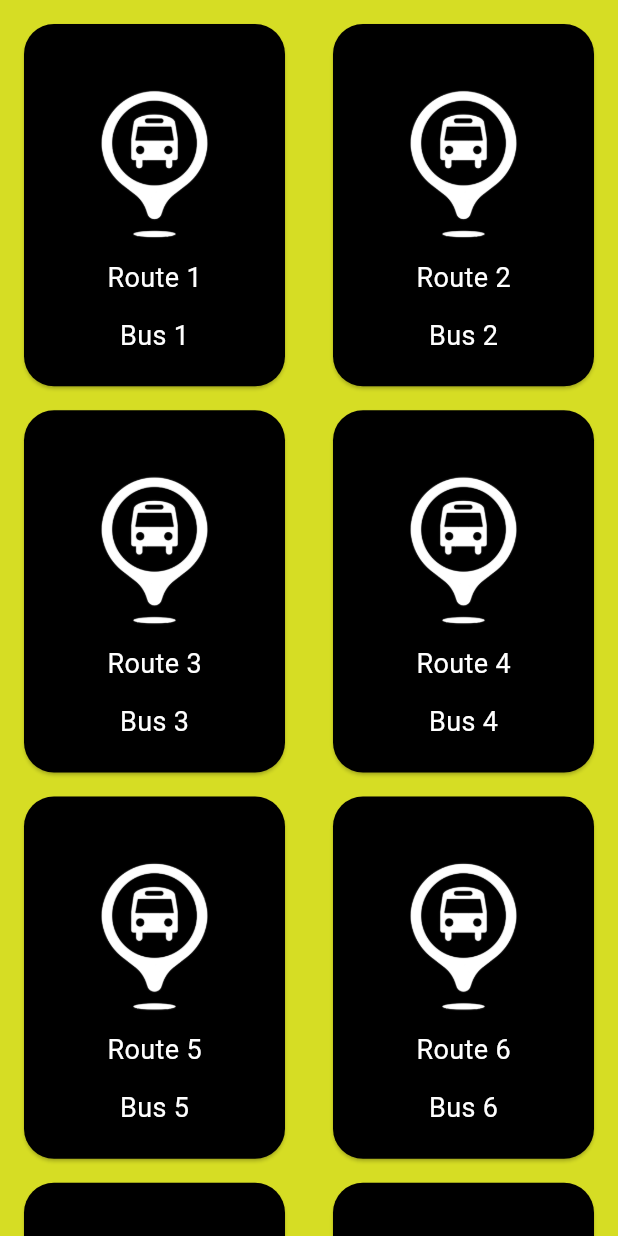
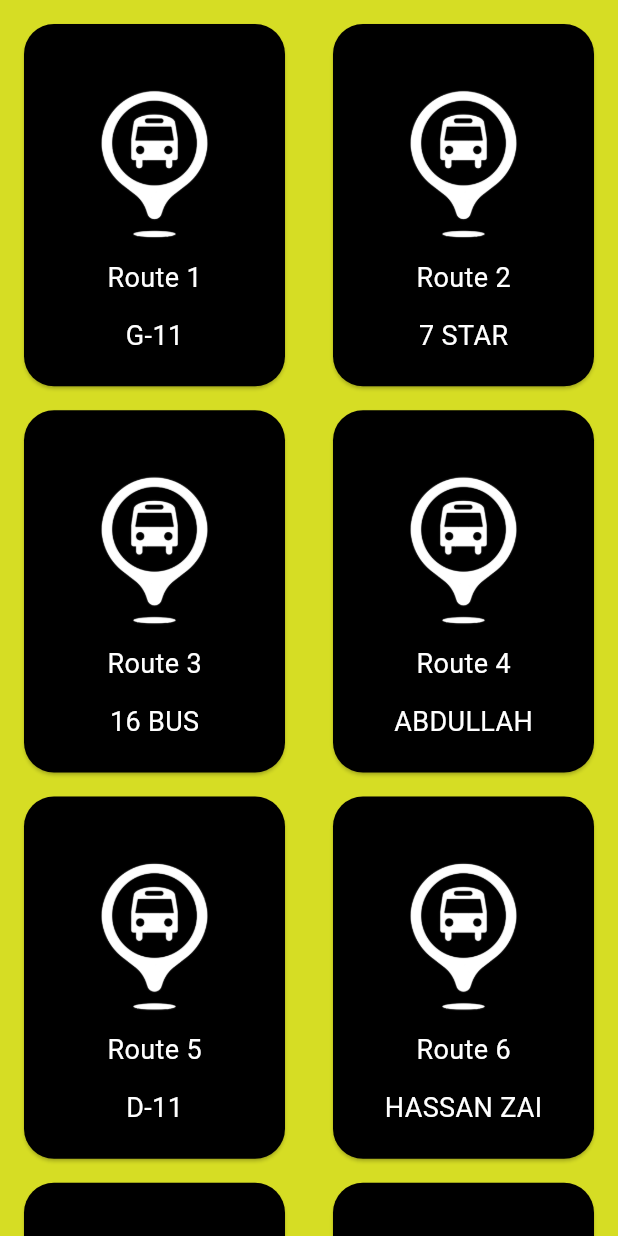
Before and after one commit to Khubaib2002/KHI-Bus-Routes, a Flutter app: the Explore screen opened directly, on a phone screen of 412 x 824 dp. Run offline on Flutter 3.47's test engine with Material 3 defaults, Android fonts, the phone set to English and light mode, and no system bars; missing offline and left inert: custom_signin_buttons.

Commit message:
added more pngs

```diff
--- a/lib/routes.dart
+++ b/lib/routes.dart
@@ -13,14 +13,21 @@ class Explore extends StatefulWidget {
 class _Rscreen extends State<Explore>{
 
   List<Quote> quotes = [
-  Quote('Route 1', 'Bus 1', 'assets/image1en.png', 'assets/image1ur.png'),
-  Quote('Route 2', 'Bus 2', 'assets/7Star.png', 'assets/image1ur.png'),
-  Quote('Route 3', 'Bus 3', 'assets/16 Bus.png', 'assets/image1ur.png'),
-  Quote('Route 4', 'Bus 4', 'assets/Abdullah.png', 'assets/image1ur.png'),
-  Quote('Route 5', 'Bus 5', 'assets/D-11.png', 'assets/image1ur.png'),
-  Quote('Route 6', 'Bus 6', 'assets/G-27.png', 'assets/image1ur.png'),
-  Quote('Route 7', 'Bus 7', 'assets/Hassanzai.png', 'assets/image1ur.png'),
-  Quote('Route 8', 'Bus 8', 'assets/Mawrat.png', 'assets/image1ur.png'),
+  Quote('Route 1', 'G-11', 'assets/image1en.png', 'assets/image1ur.png'),
+  Quote('Route 2', '7 STAR', 'assets/7Star.png', 'assets/image1ur.png'),
+  Quote('Route 3', '16 BUS', 'assets/16 Bus.png', 'assets/image1ur.png'),
+  Quote('Route 4', 'ABDULLAH', 'assets/Abdullah.png', 'assets/image1ur.png'),
+  Quote('Route 5', 'D-11', 'assets/D-11.png', 'assets/image1ur.png'),
+  Quote('Route 6', 'HASSAN ZAI', 'assets/Hassanzai.png', 'assets/image1ur.png'),
+  Quote('Route 7', 'G-27' , 'assets/G-27.png', 'assets/image1ur.png'),
+  Quote('Route 8', 'MAWRAT', 'assets/Mawrat.png', 'assets/image1ur.png'),
+  Quote('Route 9', '11-C', 'assets/11C.png', 'assets/image1ur.png'),
+  Quote('Route 10', 'G-3', 'assets/G-3.png', 'assets/image1ur.png'),
+  Quote('Route 11', 'G-17', 'assets/G-17.png', 'assets/image1ur.png'),
+  Quote('Route 12', 'G-19', 'assets/G-19.png', 'assets/image1ur.png'),
+  Quote('Route 13', 'GULISTAN', 'assets/Gulistan.png', 'assets/image1ur.png'),
+  Quote('Route 14', 'MASOOD' , 'assets/Masood.png', 'assets/image1ur.png'),
+  Quote('Route 15', 'SHIRAZ', 'assets/Shiraz.png', 'assets/image1ur.png'),
 ];
 
   @override
```
Also changed, not shown: 7 other files.
